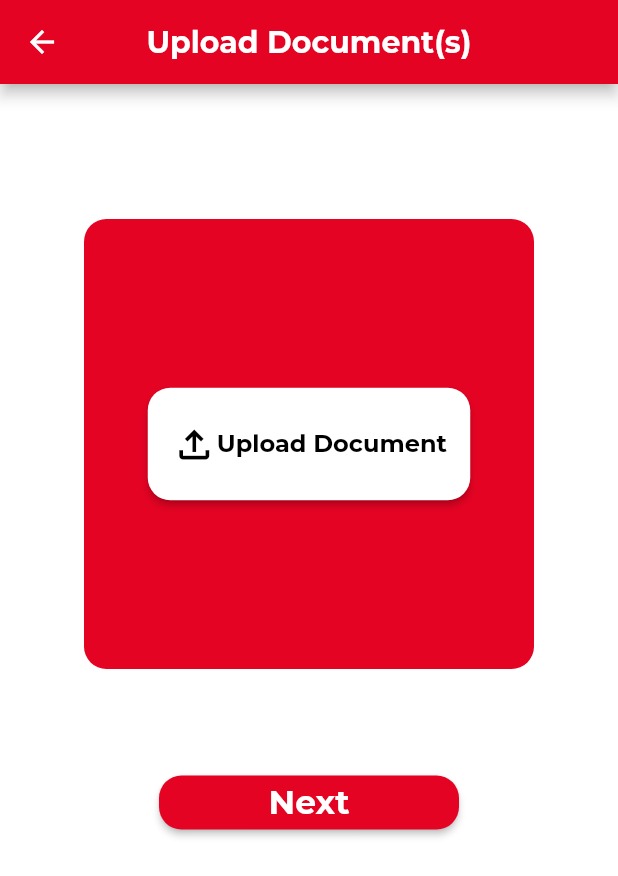
After one commit to sajjadista/El-Printo-System, a Flutter app: the UploadDocumentPage screen opened directly, on a phone screen of 412 x 824 dp. The commit adds this screen. Shown: the top 876 px of the screen. Run offline on Flutter 3.47's test engine with Material 2 defaults, Android fonts, the phone set to English and light mode, and no system bars; our stand-ins replace cloud_firestore, firebase_core, flutter_map, google_fonts, latlong2; accounts and stored records are empty.

Commit message:
Created upload document page

```diff
--- a/print_4_you/lib/main.dart
+++ b/print_4_you/lib/main.dart
@@ -2,6 +2,7 @@ import 'package:firebase_core/firebase_core.dart';
 import 'package:flutter/material.dart';
 import 'package:google_fonts/google_fonts.dart';
 import 'package:print_4_you/pages/main_page.dart';
+import 'package:print_4_you/pages/upload_document_page.dart';
 
 void main() {
   WidgetsFlutterBinding.ensureInitialized();
@@ -17,12 +18,10 @@ class MyApp extends StatelessWidget {
         debugShowCheckedModeBanner: false,
         title: 'Print4You',
         theme: ThemeData(
-            scaffoldBackgroundColor: Colors.white,
-            primaryColor: const Color(0xFFE40323),
-            textTheme: GoogleFonts.montserratTextTheme()
-            // colorScheme: ColorScheme.fromSwatch()
-            //     .copyWith(secondary: const Color(0xFF2ca7a4)),
-            ),
+          scaffoldBackgroundColor: Colors.white,
+          primaryColor: const Color(0xFFE40323),
+          textTheme: GoogleFonts.montserratTextTheme(),
+        ),
         home: const MainPage(),
         routes: <String, WidgetBuilder>{
           '/mainpage': (BuildContext context) => const MainPage(),
--- /dev/null
+++ b/print_4_you/lib/pages/upload_document_page.dart
@@ -0,0 +1,105 @@
+import 'package:flutter/material.dart';
+import 'package:google_fonts/google_fonts.dart';
+
+class UploadDocumentPage extends StatefulWidget {
+  const UploadDocumentPage({Key? key}) : super(key: key);
+
+  @override
+  State<UploadDocumentPage> createState() => _UploadDocumentPageState();
+}
+
+class _UploadDocumentPageState extends State<UploadDocumentPage> {
+  @override
+  Widget build(BuildContext context) {
+    return Scaffold(
+      appBar: AppBar(
+        title: const Text(
+          "Upload Document(s)",
+          style: TextStyle(
+            color: Colors.white,
+            fontWeight: FontWeight.bold,
+            fontSize: 20,
+          ),
+        ),
+        centerTitle: true,
+        backgroundColor: const Color(0xFFE40323),
+        titleTextStyle: GoogleFonts.montserratTextTheme().headline6,
+      ),
+      body: Column(
+        crossAxisAlignment: CrossAxisAlignment.center,
+        children: [
+          const SizedBox(
+            height: 75,
+          ),
+          Center(
+            child: Padding(
+              padding: const EdgeInsets.all(15),
+              child: Container(
+                height: 300,
+                width: 300,
+                decoration: BoxDecoration(
+                    color: const Color(0xFFE40323),
+                    borderRadius: BorderRadius.circular(15)),
+                child: Center(
+                  child: SizedBox(
+                    height: 75,
+                    width: 215,
+                    child: ElevatedButton(
+                      style: ElevatedButton.styleFrom(
+                        primary: Colors.white,
+                        shape: RoundedRectangleBorder(
+                          borderRadius: BorderRadius.circular(15),
+                        ), // Background color
+                      ),
+                      onPressed: () {},
+                      child: Row(
+                        children: const [
+                          Icon(
+                            Icons.file_upload_outlined,
+                            color: Colors.black,
+                            size: 30,
+                          ),
+                          Text(
+                            "Upload Document",
+                            style: TextStyle(
+                              color: Colors.black,
+                              fontWeight: FontWeight.bold,
+                              fontSize: 16,
+                            ),
+                          ),
+                        ],
+                      ),
+                    ),
+                  ),
+                ),
+              ),
+            ),
+          ),
+          const SizedBox(
+            height: 50,
+          ),
+          SizedBox(
+            width: 200,
+            child: ElevatedButton(
+              style: ElevatedButton.styleFrom(
+                primary: const Color(0xFFE40323),
+                shape: RoundedRectangleBorder(
+                  borderRadius: BorderRadius.circular(15),
+                ), // Background color
+              ),
+              onPressed: () {},
+              child: const Text(
+                "Next",
+                style: TextStyle(
+                  color: Colors.white,
+                  fontWeight: FontWeight.bold,
+                  fontSize: 22,
+                ),
+              ),
+            ),
+          ),
+        ],
+      ),
+    );
+  }
+}
```
